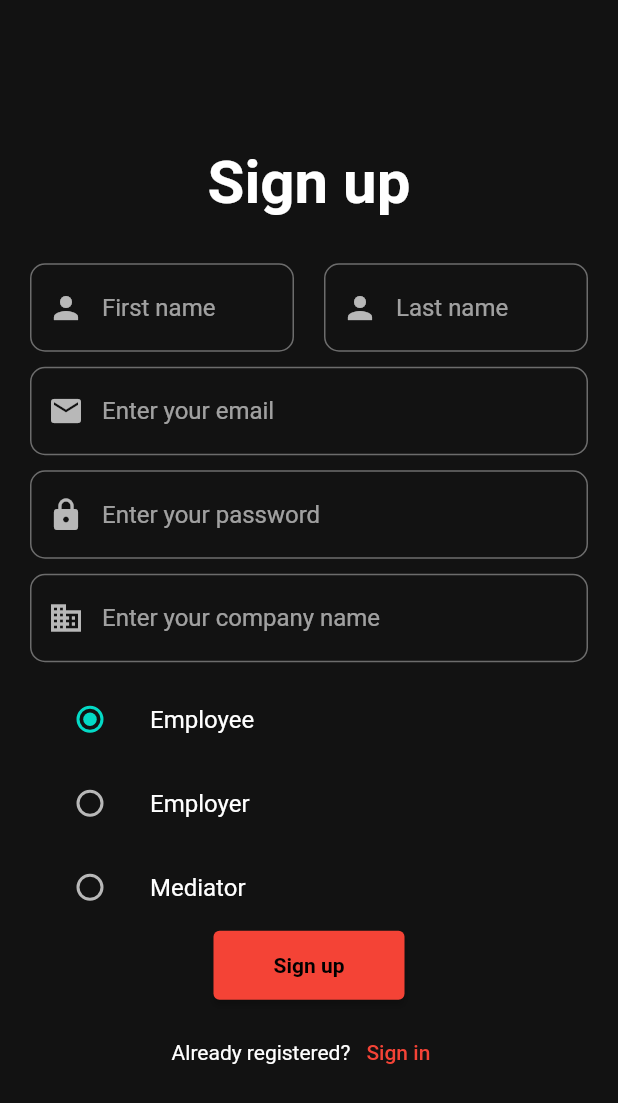
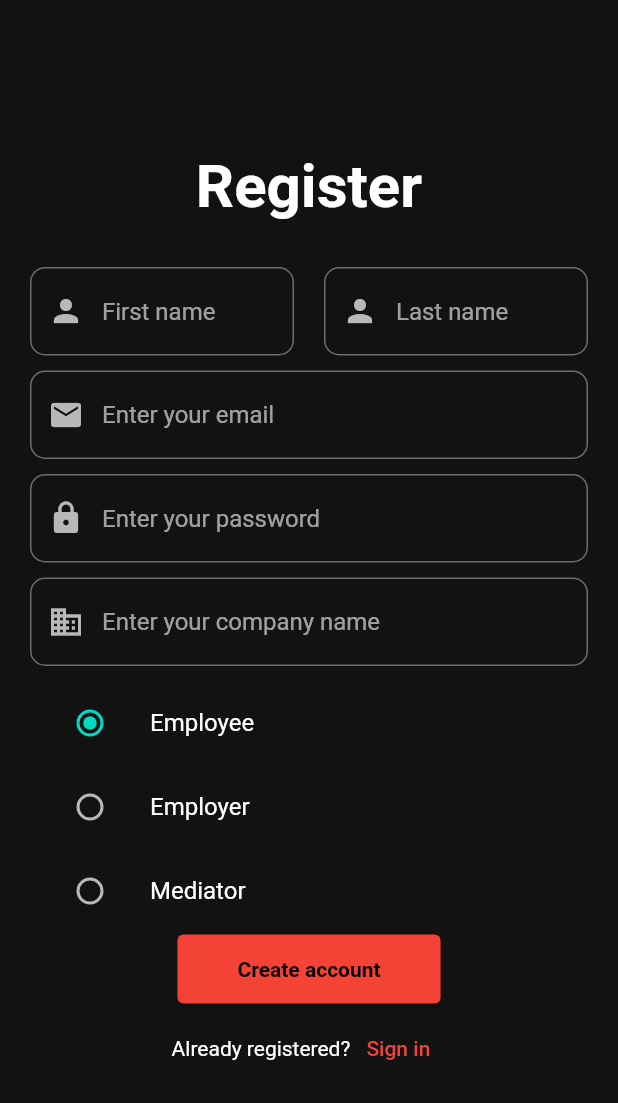
Before and after one commit to Vastamaki88/UI-final-project, a Flutter app: the RegisterView screen opened directly, on a phone screen of 412 x 824 dp. Shown: the top 1103 px of the screen. Run offline on Flutter 3.47's test engine with Material 2 defaults, Android fonts, the phone set to English and light mode, and no system bars; our stand-ins replace email_validator.

Commit message:
Updated register view

```diff
--- a/final_project/lib/RegisterView.dart
+++ b/final_project/lib/RegisterView.dart
@@ -28,7 +28,7 @@ class _RegisterPageState extends State<RegisterView> {
           crossAxisAlignment: CrossAxisAlignment.center,
           children: <Widget>[
             const Text(
-              'Sign up',
+              'Register',
               style: TextStyle(
                 fontWeight: FontWeight.bold,
                 fontSize: 40,
@@ -171,14 +171,14 @@ class _RegisterPageState extends State<RegisterView> {
                       padding: const EdgeInsets.fromLTRB(40, 15, 40, 15),
                     ),
                     child: const Text(
-                      'Sign up',
+                      'Create account',
                       style: TextStyle(
                         fontWeight: FontWeight.bold,
                       ),
                     ),
                   ),
                   const SizedBox(
-                    height: 10,
+                    height: 5,
                   ),
                   Row(
                     mainAxisAlignment: MainAxisAlignment.center,
```
